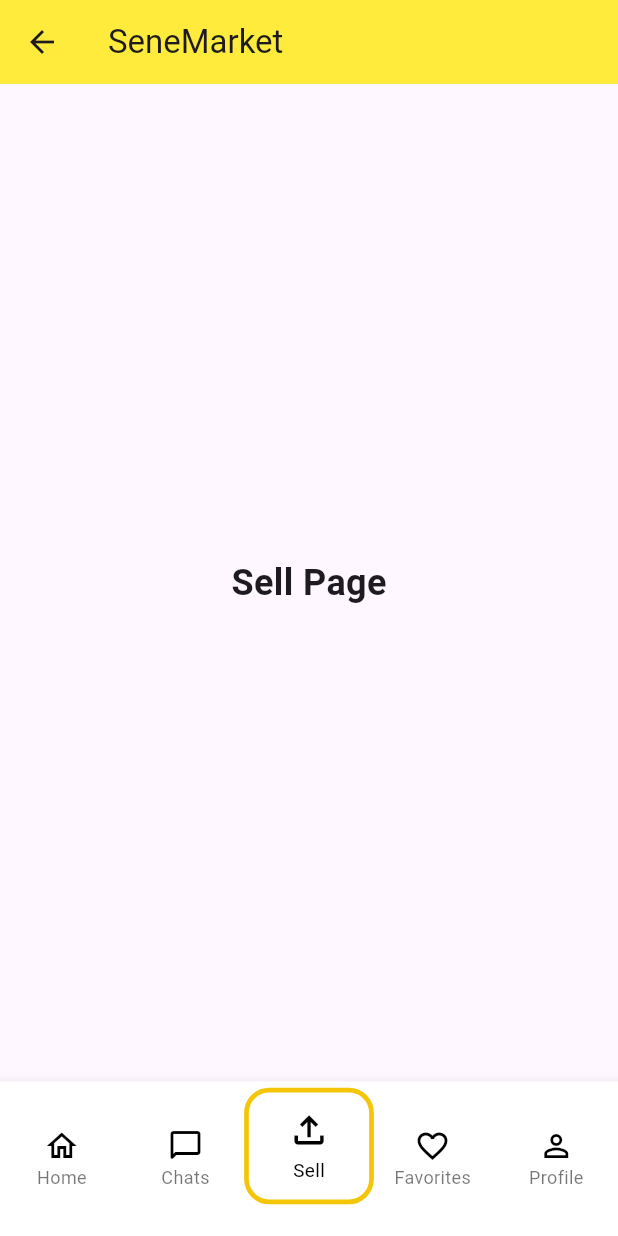
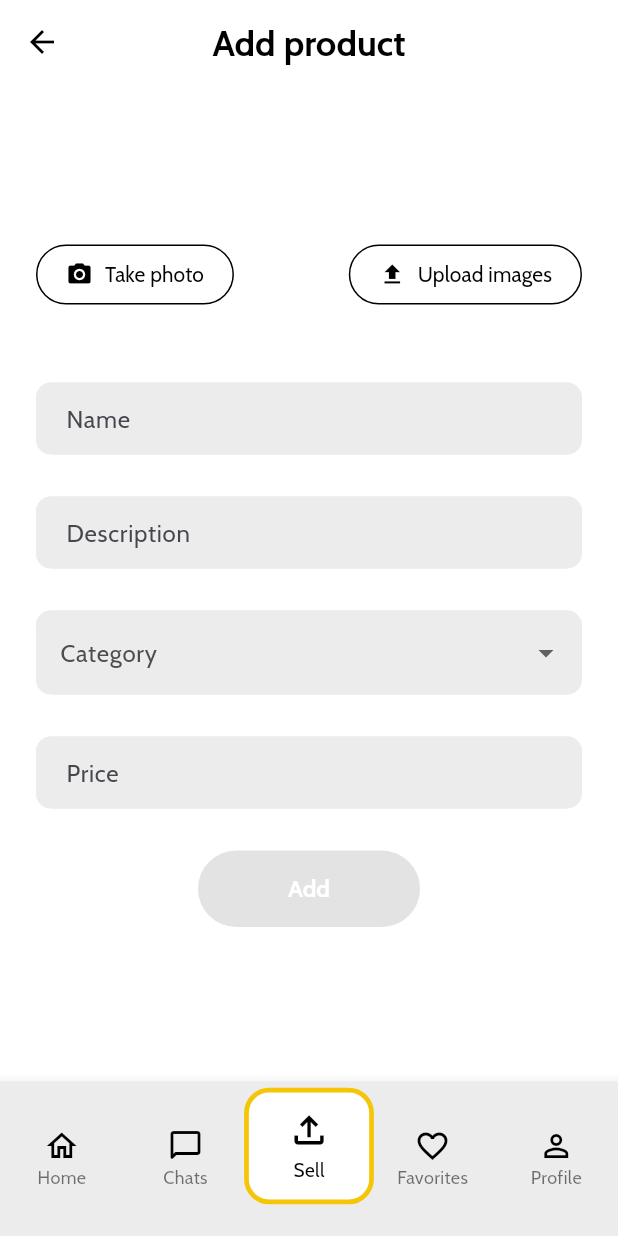
Before and after one commit to MOVILES-G22-2025/Flutter, a Flutter app: the HomePage screen opened by its route, item 3 of the bottom bar chosen, on a phone screen of 412 x 824 dp. Run offline on Flutter 3.47's test engine with Material 3 defaults, Android fonts, the phone set to English and light mode, and no system bars; our stand-ins replace cloud_firestore, firebase_auth, firebase_core, image_picker; accounts and stored records are empty.

Commit message:
Complete add product view

```diff
--- a/lib/common/navigation_bar.dart
+++ b/lib/common/navigation_bar.dart
@@ -16,13 +16,16 @@ class NavigationBarApp extends StatefulWidget {
 }
 
 class _NavigationBarAppState extends State<NavigationBarApp> {
-  // Mapa que asocia cada ícono outline a su versión filled.
   final Map<IconData, IconData> _filledIconMapping = {
     Icons.home_outlined: Icons.home,
     Icons.chat_bubble_outline_rounded: Icons.chat_bubble,
     Icons.favorite_border: Icons.favorite,
     Icons.person_outline: Icons.person,
   };
+
+  int _validateIndex(int index) {
+    return (index >= 0 && index < 5) ? index : 0;
+  }
 
   @override
   Widget build(BuildContext context) {
@@ -49,14 +52,44 @@ class _NavigationBarAppState extends State<NavigationBarApp> {
           label: 'Profile',
         ),
       ],
-      currentIndex: widget.selectedIndex,
-      onTap: widget.onItemTapped,
+      currentIndex: _validateIndex(widget.selectedIndex),
+      onTap: (index) {
+        _navigateToPage(index, context);
+      },
       type: BottomNavigationBarType.fixed,
-      backgroundColor: AppColors.primary50,
-      selectedFontSize: 12,
-      unselectedFontSize: 12,
+      backgroundColor: AppColors.primary40,
       selectedItemColor: AppColors.primary0,
+      selectedLabelStyle: const TextStyle(
+        fontFamily: 'Cabin',
+        fontSize: 12,
+      ),
+      unselectedLabelStyle: const TextStyle(
+        fontFamily: 'Cabin',
+        fontSize: 12,
+      ),
     );
+  }
+
+  void _navigateToPage(int index, BuildContext context) {
+    if (index == widget.selectedIndex) return;
+
+    switch (index) {
+      case 0:
+        Navigator.pushReplacementNamed(context, '/home');
+        break;
+      case 1:
+        Navigator.pushReplacementNamed(context, '/chats');
+        break;
+      case 2:
+        Navigator.pushReplacementNamed(context, '/add_product');
+        break;
+      case 3:
+        Navigator.pushReplacementNamed(context, '/favorites');
+        break;
+      case 4:
+        Navigator.pushReplacementNamed(context, '/profile');
+        break;
+    }
   }
 
   Widget _buildIcon(IconData icon, int index) {
@@ -64,13 +97,11 @@ class _NavigationBarAppState extends State<NavigationBarApp> {
     IconData displayIcon = isSelected && _filledIconMapping.containsKey(icon)
         ? _filledIconMapping[icon]!
         : icon;
-    Color iconColor = isSelected ? AppColors.primary20 : Colors.black;
+    Color iconColor = isSelected ? AppColors.primary30 : AppColors.primary0;
 
-    return Container(
-      child: Icon(
-        displayIcon,
-        color: iconColor,
-      ),
+    return Icon(
+      displayIcon,
+      color: iconColor,
     );
   }
 
@@ -78,7 +109,7 @@ class _NavigationBarAppState extends State<NavigationBarApp> {
     bool isSelected = widget.selectedIndex == index;
 
     return AnimatedScale(
-      scale: isSelected ? 1.05 : 1.0, // Aumenta a 1.05 cuando se seleccione
+      scale: isSelected ? 1.05 : 1.0,
       duration: const Duration(milliseconds: 200),
       child: Container(
         padding: const EdgeInsets.symmetric(vertical: 10.0, horizontal: 14.0),
@@ -105,6 +136,7 @@ class _NavigationBarAppState extends State<NavigationBarApp> {
             Text(
               label,
               style: const TextStyle(
+                fontFamily: 'Cabin',
                 color: AppColors.primary0,
                 fontSize: 12,
               ),
@@ -114,5 +146,4 @@ class _NavigationBarAppState extends State<NavigationBarApp> {
       ),
     );
   }
-
 }
--- a/lib/constants.dart
+++ b/lib/constants.dart
@@ -17,3 +17,12 @@ class AppColors {
   static const Color secondary60 = Color(0xFFECECEC);
   static const Color secondary70 = Color(0xFFF2F2F2);
 }
+
+class ProductClassification {
+  static const List<String> categories = [
+    "Category 1",
+    "Category 2",
+    "Category 3"
+  ];
+  static const List<String> types = ["Type 1", "Type 2", "Type 3"];
+}
--- a/lib/main.dart
+++ b/lib/main.dart
@@ -1,8 +1,9 @@
 import 'package:flutter/material.dart';
 import 'package:firebase_core/firebase_core.dart';
-import 'package:senemarket/views/home_page.dart';
-import 'package:senemarket/views/login_view/signin_page.dart';
-import 'package:senemarket/views/login_view/signup_page.dart';
+import '../views/home_page.dart';
+import '../views/login_view/signin_page.dart';
+import '../views/login_view/signup_page.dart';
+import '../views/product_view/add_product_page.dart';
 import 'views/login_view/login_page.dart';
 
 void main() async {
@@ -20,6 +21,7 @@ class senemarket extends StatelessWidget {
         '/signIn': (context) => const SignInPage(),
         '/signUp': (context) => const SignUpPage(),
         '/home': (context) => HomePage(),
+        '/add_product': (context) => const AddProductPage(),
       },
     );
   }
--- a/lib/views/home_page.dart
+++ b/lib/views/home_page.dart
@@ -1,5 +1,6 @@
 import 'package:flutter/material.dart';
 import '../common/navigation_bar.dart';
+import '../views/product_view/add_product_page.dart';
 
 class HomePage extends StatefulWidget {
   @override
@@ -10,19 +11,16 @@ class _HomePageState extends State<HomePage> {
   int _selectedIndex = 0;
 
   static final List<Widget> _widgetOptions = <Widget>[
-    Center(
+    const Center(
         child: Text('Home Page',
             style: TextStyle(fontSize: 24, fontWeight: FontWeight.bold))),
-    Center(
+    const Center(
         child: Text('Chats Page',
             style: TextStyle(fontSize: 24, fontWeight: FontWeight.bold))),
-    Center(
-        child: Text('Sell Page',
-            style: TextStyle(fontSize: 24, fontWeight: FontWeight.bold))),
-    Center(
+    const Center(
         child: Text('Favorites Page',
             style: TextStyle(fontSize: 24, fontWeight: FontWeight.bold))),
-    Center(
+    const Center(
         child: Text('Profile Page',
             style: TextStyle(fontSize: 24, fontWeight: FontWeight.bold))),
   ];
@@ -31,15 +29,18 @@ class _HomePageState extends State<HomePage> {
     setState(() {
       _selectedIndex = index;
     });
+
+    if (index == 2) {
+      Navigator.push(
+        context,
+        MaterialPageRoute(builder: (context) => const AddProductPage()),
+      );
+    }
   }
 
   @override
   Widget build(BuildContext context) {
     return Scaffold(
-      appBar: AppBar(
-        title: const Text('SeneMarket'),
-        backgroundColor: Colors.yellow,
-      ),
       body: _widgetOptions.elementAt(_selectedIndex),
       bottomNavigationBar: NavigationBarApp(
         selectedIndex: _selectedIndex,
--- a/lib/views/login_view/signin_page.dart
+++ b/lib/views/login_view/signin_page.dart
@@ -94,6 +94,7 @@ class _SignInPageState extends State<SignInPage> {
                   child: const Text(
                     'Forgot password?',
                     style: TextStyle(
+                      fontFamily: 'Cabin',
                       fontSize: 14,
                       color: AppColors.primary30,
                     ),
@@ -127,7 +128,10 @@ class _SignInPageState extends State<SignInPage> {
                 children: [
                   const Text(
                     'New to SeneMarket? ',
-                    style: TextStyle(fontSize: 14, color: AppColors.primary0),
+                    style: TextStyle(
+                        fontFamily: 'Cabin',
+                        fontSize: 14,
+                        color: AppColors.primary0),
                   ),
                   GestureDetector(
                     onTap: () {
@@ -140,6 +144,7 @@ class _SignInPageState extends State<SignInPage> {
                     child: const Text(
                       'Create account',
                       style: TextStyle(
+                        fontFamily: 'Cabin',
                         fontSize: 14,
                         fontWeight: FontWeight.bold,
                         color: AppColors.primary30,
@@ -163,6 +168,12 @@ class _SignInPageState extends State<SignInPage> {
       child: TextField(
         controller: controller,
         obscureText: obscureText,
+        style: const TextStyle(
+          fontFamily: 'Cabin',
+          fontSize: 16,
+          fontWeight: FontWeight.w500,
+          color: AppColors.primary0,
+        ),
         onChanged: (value) {
           setState(() {
             _emptyFields[fieldKey] = value.isEmpty;
--- a/lib/views/login_view/signup_page.dart
+++ b/lib/views/login_view/signup_page.dart
@@ -160,8 +160,10 @@ class _SignUpPageState extends State<SignUpPage> {
                     children: [
                       const Text(
                         'Already have an account? ',
-                        style:
-                            TextStyle(fontSize: 14, color: AppColors.primary0),
+                        style: TextStyle(
+                            fontFamily: 'Cabin',
+                            fontSize: 14,
+                            color: AppColors.primary0),
                       ),
                       GestureDetector(
                         onTap: () {
@@ -174,6 +176,7 @@ class _SignUpPageState extends State<SignUpPage> {
                         child: const Text(
                           'Sign In',
                           style: TextStyle(
+                            fontFamily: 'Cabin',
                             fontSize: 14,
                             fontWeight: FontWeight.bold,
                             color: AppColors.primary30,
@@ -199,6 +202,12 @@ class _SignUpPageState extends State<SignUpPage> {
       child: TextField(
         controller: controller,
         obscureText: obscureText,
+        style: const TextStyle(
+          fontFamily: 'Cabin',
+          fontSize: 16,
+          fontWeight: FontWeight.w500,
+          color: AppColors.primary0,
+        ),
         keyboardType: isNumeric ? TextInputType.number : TextInputType.text,
         inputFormatters:
             isNumeric ? [FilteringTextInputFormatter.digitsOnly] : [],
--- /dev/null
+++ b/lib/views/product_view/add_product_page.dart
@@ -0,0 +1,157 @@
+import 'package:flutter/material.dart';
+import 'package:image_picker/image_picker.dart';
+import '../../common/navigation_bar.dart';
+import '../../constants.dart';
+import 'custom_dropdown.dart';
+import 'custom_image.dart';
+import 'custom_textfield.dart';
+
+class AddProductPage extends StatefulWidget {
+  const AddProductPage({super.key});
+
+  @override
+  _AddProductPageState createState() => _AddProductPageState();
+}
+
+class _AddProductPageState extends State<AddProductPage> {
+  int _selectedIndex = 2;
+
+  final TextEditingController _nameController = TextEditingController();
+  final TextEditingController _priceController = TextEditingController();
+  final TextEditingController _descriptionController = TextEditingController();
+
+  final ImagePicker _picker = ImagePicker();
+  final List<XFile?> _images = [];
+
+  String? _selectedCategory;
+
+  Future<void> _pickImageFromCamera() async {
+    if (_images.length >= 5) {
+      _showSnackBar("You can only upload up to 5 images");
+      return;
+    }
+
+    final XFile? pickedImage =
+        await _picker.pickImage(source: ImageSource.camera);
+    if (pickedImage != null) {
+      setState(() {
+        _images.add(pickedImage);
+      });
+    }
+  }
+
+  Future<void> _pickImageFromGallery() async {
+    if (_images.length >= 5) {
+      _showSnackBar("You can only upload up to 5 images");
+      return;
+    }
+
+    final XFile? pickedImage =
+        await _picker.pickImage(source: ImageSource.gallery);
+    if (pickedImage != null) {
+      setState(() {
+        _images.add(pickedImage);
+      });
+    }
+  }
+
+  void _showSnackBar(String message) {
+    ScaffoldMessenger.of(context).showSnackBar(
+      SnackBar(content: Text(message)),
+    );
+  }
+
+  void _onItemTapped(int index) {
+    setState(() {
+      _selectedIndex = index;
+    });
+  }
+
+  @override
+  Widget build(BuildContext context) {
+    return Scaffold(
+      backgroundColor: AppColors.primary50,
+      appBar: AppBar(
+        backgroundColor: AppColors.primary50,
+        elevation: 0,
+        iconTheme: const IconThemeData(color: AppColors.primary0),
+        centerTitle: true,
+        title: const Text(
+          'Add product',
+          style: TextStyle(
+            fontFamily: 'Cabin',
+            fontSize: 24,
+            fontWeight: FontWeight.bold,
+            color: AppColors.primary0,
+          ),
+        ),
+      ),
+      body: Padding(
+        padding: const EdgeInsets.symmetric(horizontal: 24.0),
+        child: Center(
+          child: Column(
+            mainAxisAlignment: MainAxisAlignment.center,
+            crossAxisAlignment: CrossAxisAlignment.center,
+            mainAxisSize: MainAxisSize.min,
+            children: [
+              const SizedBox(height: 20),
+              CustomImagePicker(
+                onPickImageFromCamera: _pickImageFromCamera,
+                onPickImageFromGallery: _pickImageFromGallery,
+                image: _images,
+              ),
+              CustomTextField(hintText: 'Name', controller: _nameController),
+              const SizedBox(height: 12),
+              CustomTextField(
+                  hintText: 'Description', controller: _descriptionController),
+              const SizedBox(height: 12),
+              CustomDropdown(
+                label: 'Category',
+                items: ProductClassification.categories,
+                selectedItem: _selectedCategory,
+                onChanged: (newValue) {
+                  setState(() {
+                    _selectedCategory = newValue;
+                  });
+                },
+              ),
+              const SizedBox(height: 12),
+              CustomTextField(hintText: 'Price', controller: _priceController),
+              const SizedBox(height: 20),
+              Center(
+                child: ElevatedButton(
+                  style: ElevatedButton.styleFrom(
+                    backgroundColor:
+                        _images.isNotEmpty ? AppColors.primary30 : Colors.grey,
+                    padding: const EdgeInsets.symmetric(
+                        horizontal: 60, vertical: 16),
+                    textStyle: const TextStyle(
+                      fontFamily: 'Cabin',
+                      fontSize: 18,
+                      fontWeight: FontWeight.bold,
+                    ),
+                  ),
+                  onPressed: _images.isNotEmpty ? () {} : null,
+                  child: const Text(
+                    'Add',
+                    style: TextStyle(
+                      fontFamily: 'Cabin',
+                      fontSize: 16,
+                      fontWeight: FontWeight.bold,
+                      color: AppColors.primary50,
+                    ),
+                  ),
+                ),
+              ),
+              const SizedBox(height: 20),
+            ],
+          ),
+        ),
+      ),
+      bottomNavigationBar: NavigationBarApp(
+        selectedIndex: _selectedIndex,
+        onItemTapped: _onItemTapped,
+      ),
+    );
+  }
+}
--- /dev/null
+++ b/lib/views/product_view/custom_dropdown.dart
@@ -0,0 +1,71 @@
+import 'package:flutter/material.dart';
+import '../../constants.dart';
+
+class CustomDropdown extends StatelessWidget {
+  final String label;
+  final List<String> items;
+  final String? selectedItem;
+  final ValueChanged<String?> onChanged;
+
+  const CustomDropdown({
+    Key? key,
+    required this.label,
+    required this.items,
+    required this.selectedItem,
+    required this.onChanged,
+  }) : super(key: key);
+
+  @override
+  Widget build(BuildContext context) {
+    return Padding(
+      padding: const EdgeInsets.symmetric(vertical: 8.0),
+      child: DropdownButtonFormField<String>(
+        dropdownColor: AppColors.primary50,
+        value: selectedItem,
+        onChanged: onChanged,
+        style: const TextStyle(
+          fontFamily: 'Cabin',
+          fontSize: 16,
+          color: AppColors.primary0,
+        ),
+        decoration: InputDecoration(
+          labelText: label,
+          labelStyle: const TextStyle(
+            fontFamily: 'Cabin',
+            fontSize: 16,
+            color: AppColors.secondary30,
+          ),
+          filled: true,
+          fillColor: AppColors.secondary60,
+          border: OutlineInputBorder(
+            borderRadius: BorderRadius.circular(10),
+            borderSide: const BorderSide(
+              color: AppColors.secondary60,
+              width: 2.0,
+            ),
+          ),
+          enabledBorder: OutlineInputBorder(
+            borderRadius: BorderRadius.circular(10),
+            borderSide: const BorderSide(
+              color: AppColors.secondary60,
+              width: 2.0,
+            ),
+          ),
+          focusedBorder: OutlineInputBorder(
+            borderRadius: BorderRadius.circular(10),
+            borderSide: const BorderSide(
+              color: AppColors.secondary60,
+              width: 2.0,
+            ),
+          ),
+        ),
+        items: items.map<DropdownMenuItem<String>>((String value) {
+          return DropdownMenuItem<String>(
+            value: value,
+            child: Text(value),
+          );
+        }).toList(),
+      ),
+    );
+  }
+}
--- /dev/null
+++ b/lib/views/product_view/custom_image.dart
@@ -0,0 +1,87 @@
+import 'dart:io';
+import 'package:flutter/material.dart';
+import 'package:image_picker/image_picker.dart';
+import '../../constants.dart';
+
+class CustomImagePicker extends StatelessWidget {
+  final Future<void> Function() onPickImageFromCamera;
+  final Future<void> Function() onPickImageFromGallery;
+  final List<XFile?> image;
+
+  const CustomImagePicker({
+    super.key,
+    required this.onPickImageFromCamera,
+    required this.onPickImageFromGallery,
+    required this.image,
+  });
+
+  @override
+  Widget build(BuildContext context) {
+    return Column(
+      children: [
+        Row(
+          mainAxisAlignment: MainAxisAlignment.spaceBetween,
+          children: [
+            OutlinedButton.icon(
+              onPressed: onPickImageFromCamera,
+              icon: const Icon(
+                Icons.camera_alt,
+                color: AppColors.primary0,
+              ),
+              label: const Text(
+                "Take photo",
+                style:
+                    TextStyle(fontFamily: 'Cabin', color: AppColors.primary0),
+              ),
+              style: OutlinedButton.styleFrom(
+                side: const BorderSide(color: AppColors.primary0),
+                padding:
+                    const EdgeInsets.symmetric(horizontal: 20, vertical: 10),
+              ),
+            ),
+            OutlinedButton.icon(
+              onPressed: onPickImageFromGallery,
+              icon: const Icon(Icons.file_upload, color: AppColors.primary0),
+              label: const Text(
+                "Upload images",
+                style:
+                    TextStyle(fontFamily: 'Cabin', color: AppColors.primary0),
+              ),
+              style: OutlinedButton.styleFrom(
+                side: const BorderSide(color: AppColors.primary0),
+                padding:
+                    const EdgeInsets.symmetric(horizontal: 20, vertical: 10),
+              ),
+            ),
+          ],
+        ),
+        const SizedBox(height: 20),
+
+        //Slide the selected images horizontally
+        if (image.isNotEmpty)
+          SingleChildScrollView(
+            scrollDirection: Axis.horizontal,
+            child: Row(
+              children: image.map((imageFile) {
+                return Padding(
+                  padding: const EdgeInsets.only(right: 8.0),
+                  child: Container(
+                    width: 100,
+                    height: 100,
+                    decoration: BoxDecoration(
+                      borderRadius: BorderRadius.circular(3),
+                      image: DecorationImage(
+                        image: FileImage(File(imageFile!.path)),
+                        fit: BoxFit.cover,
+                      ),
+                    ),
+                  ),
+                );
+              }).toList(),
+            ),
+          ),
+        const SizedBox(height: 20),
+      ],
+    );
+  }
+}
--- /dev/null
+++ b/lib/views/product_view/custom_textfield.dart
@@ -0,0 +1,55 @@
+import 'package:flutter/material.dart';
+import '../../constants.dart';
+
+class CustomTextField extends StatelessWidget {
+  final String hintText;
+  final TextEditingController controller;
+
+  const CustomTextField(
+      {Key? key, required this.hintText, required this.controller})
+      : super(key: key);
+
+  @override
+  Widget build(BuildContext context) {
+    return Padding(
+      padding: const EdgeInsets.symmetric(vertical: 8.0),
+      child: TextField(
+        controller: controller,
+        onChanged: (value) {},
+        style: const TextStyle(
+          fontFamily: 'Cabin',
+          fontSize: 16,
+          color: AppColors.primary0,
+        ),
+        decoration: InputDecoration(
+          hintText: hintText,
+          filled: true,
+          fillColor: AppColors.secondary60,
+          border: OutlineInputBorder(
+            borderRadius: BorderRadius.circular(10),
+            borderSide: const BorderSide(
+              color: AppColors.secondary60,
+              width: 2.0,
+            ),
+          ),
+          enabledBorder: OutlineInputBorder(
+            borderRadius: BorderRadius.circular(10),
+            borderSide: const BorderSide(
+              color: AppColors.secondary60,
+              width: 2.0,
+            ),
+          ),
+          focusedBorder: OutlineInputBorder(
+            borderRadius: BorderRadius.circular(10),
+            borderSide: const BorderSide(
+              color: AppColors.secondary60,
+              width: 2.0,
+            ),
+          ),
+          contentPadding:
+              const EdgeInsets.symmetric(vertical: 12.0, horizontal: 16.0),
+        ),
+      ),
+    );
+  }
+}
--- a/pubspec.yaml
+++ b/pubspec.yaml
@@ -13,6 +13,7 @@ dependencies:
   firebase_core: ^3.12.1
   firebase_auth: ^5.5.1
   cloud_firestore: ^5.6.5
+  image_picker: ^1.1.2
 
 dev_dependencies:
   flutter_test:
```
Also changed, not shown: pubspec.lock, 18 other files.
